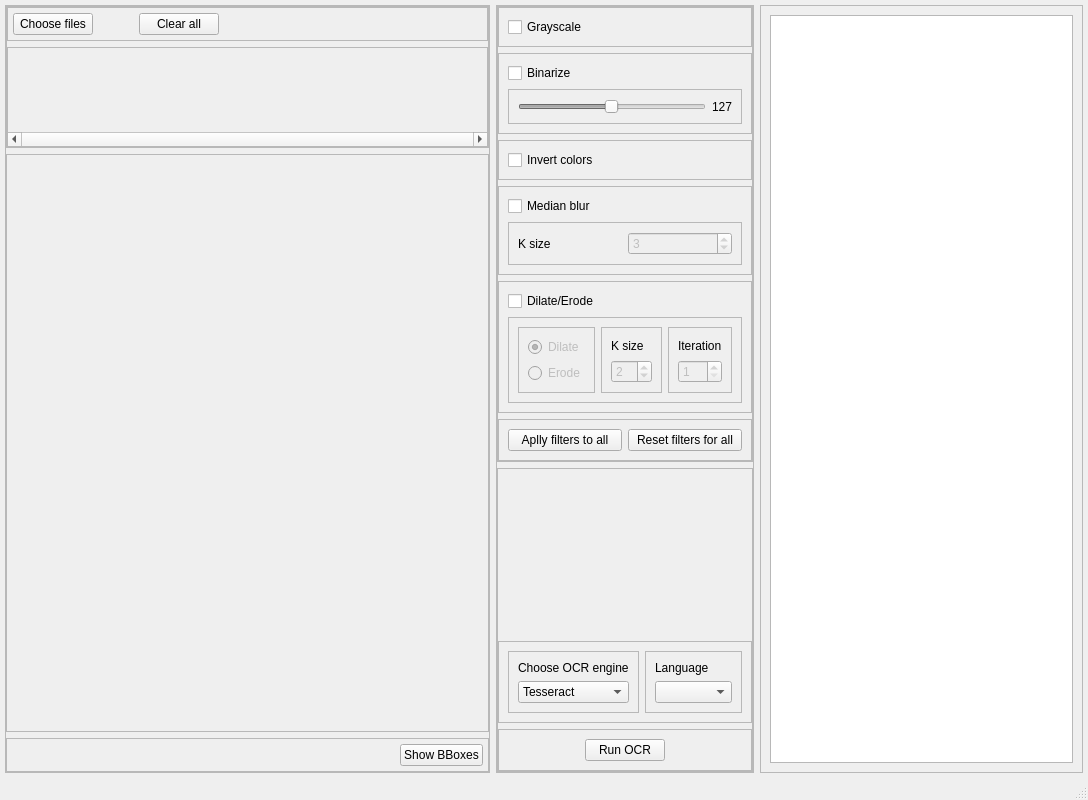
First picture: the form in src/ui/generated/mainwindow.ui, repository irakliskhirtladze/OCR_viewer, before the edit.
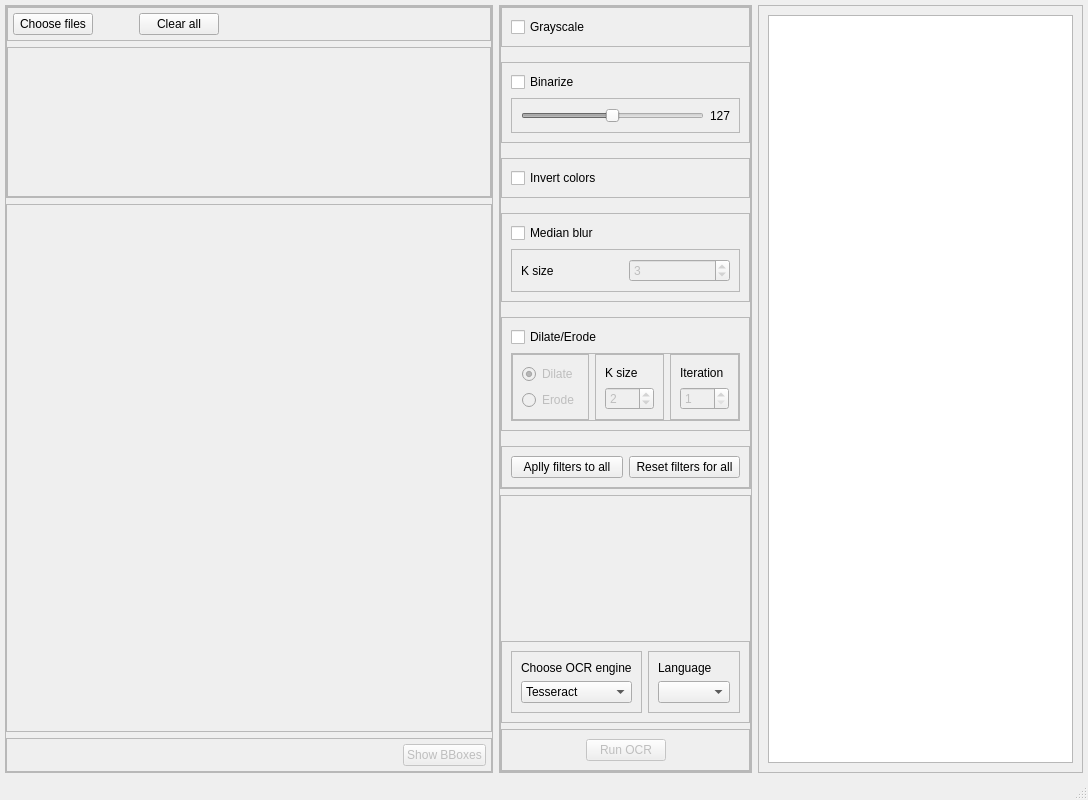
Second picture: the form after the edit. Custom widgets are drawn as their Qt base class.

Diff of the .ui file:
```diff
--- a/src/ui/generated/mainwindow.ui
+++ b/src/ui/generated/mainwindow.ui
@@ -153,20 +153,20 @@
             <property name="minimumSize">
              <size>
               <width>0</width>
-              <height>100</height>
+              <height>150</height>
              </size>
             </property>
             <property name="maximumSize">
              <size>
               <width>16777215</width>
-              <height>100</height>
+              <height>150</height>
              </size>
             </property>
             <property name="verticalScrollBarPolicy">
              <enum>Qt::ScrollBarPolicy::ScrollBarAlwaysOff</enum>
             </property>
             <property name="horizontalScrollBarPolicy">
-             <enum>Qt::ScrollBarPolicy::ScrollBarAlwaysOn</enum>
+             <enum>Qt::ScrollBarPolicy::ScrollBarAsNeeded</enum>
             </property>
             <property name="widgetResizable">
              <bool>true</bool>
@@ -176,8 +176,8 @@
               <rect>
                <x>0</x>
                <y>0</y>
-               <width>432</width>
-               <height>84</height>
+               <width>443</width>
+               <height>146</height>
               </rect>
              </property>
             </widget>
@@ -232,6 +232,9 @@
           </item>
           <item>
            <widget class="QPushButton" name="show_bboxes_btn">
+            <property name="enabled">
+             <bool>false</bool>
+            </property>
             <property name="cursor">
              <cursorShape>PointingHandCursor</cursorShape>
             </property>
@@ -276,6 +279,9 @@
           <enum>QFrame::Shadow::Raised</enum>
          </property>
          <layout class="QVBoxLayout" name="verticalLayout_4">
+          <property name="spacing">
+           <number>15</number>
+          </property>
           <property name="leftMargin">
            <number>0</number>
           </property>
@@ -480,6 +486,18 @@
                 <enum>QFrame::Shadow::Raised</enum>
                </property>
                <layout class="QHBoxLayout" name="horizontalLayout_8">
+                <property name="leftMargin">
+                 <number>0</number>
+                </property>
+                <property name="topMargin">
+                 <number>0</number>
+                </property>
+                <property name="rightMargin">
+                 <number>0</number>
+                </property>
+                <property name="bottomMargin">
+                 <number>0</number>
+                </property>
                 <item>
                  <widget class="QFrame" name="frame_5">
                   <property name="frameShape">
@@ -748,6 +766,9 @@
              </item>
              <item>
               <widget class="QPushButton" name="run_ocr_btn">
+               <property name="enabled">
+                <bool>false</bool>
+               </property>
                <property name="cursor">
                 <cursorShape>PointingHandCursor</cursorShape>
                </property>
```
